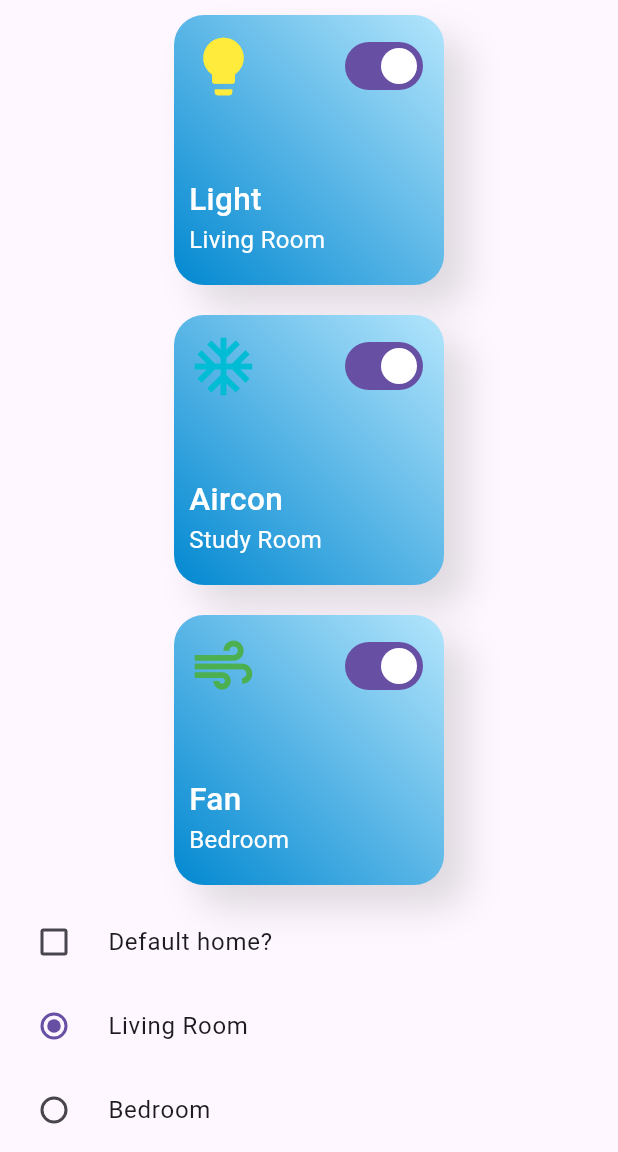
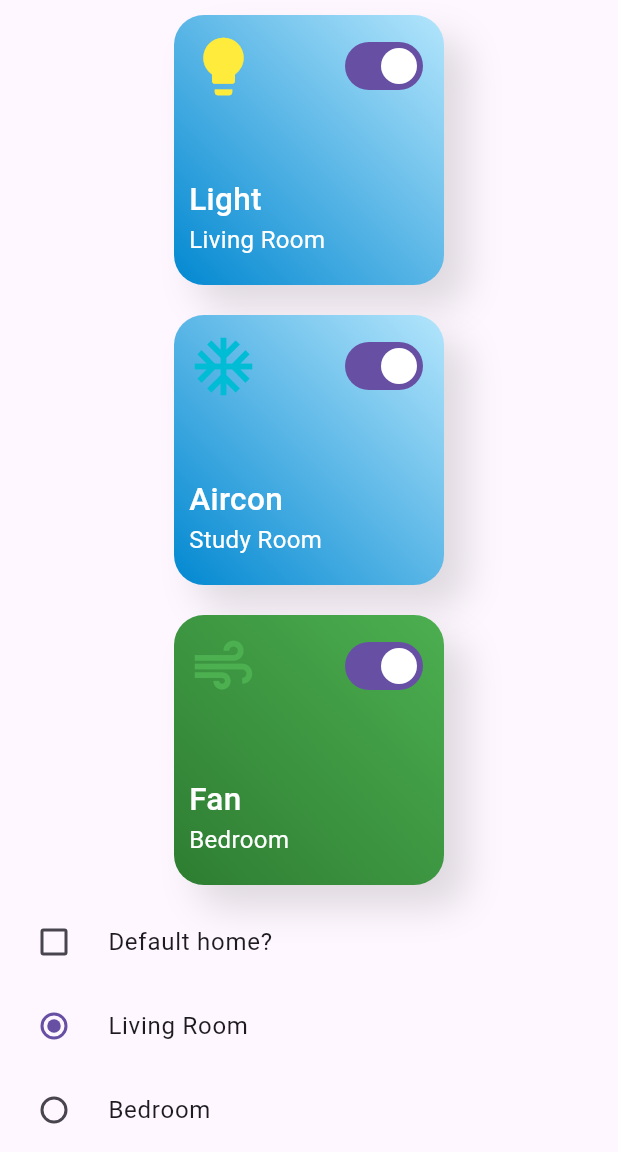
Before and after one commit to zacw-243L/flutter-smart-home-app, a Flutter app: the screen it shows after launch, on a phone screen of 412 x 824 dp, the part 84-1236 px from its top. Run offline on Flutter 3.47's test engine with Material 3 defaults, Android fonts, the phone set to English and light mode, and no system bars.

Commit message:
changed gradient

```diff
--- a/lib/main.dart
+++ b/lib/main.dart
@@ -32,18 +32,30 @@ class _MyAppState extends State<MyApp> {
                   subTitle: 'Living Room',
                   icon: Icons.lightbulb,
                   color: Colors.yellow,
+                  gradientBeginColor: Color(0xffb3e5fc),
+                  gradientEndColor: Color(0xff0288d1),
+                  disabledGradientBeginColor: Color(0xffe0e0e0),
+                  disabledGradientEndColor: Color(0xffc8c8c8),
                 ),
                 const Device(
                   title: 'Aircon',
                   subTitle: 'Study Room',
                   icon: Icons.ac_unit,
                   color: Colors.cyan,
+                  gradientBeginColor: Color(0xffb3e5fc),
+                  gradientEndColor: Color(0xff0288d1),
+                  disabledGradientBeginColor: Color(0xffe0e0e0),
+                  disabledGradientEndColor: Color(0xffc8c8c8),
                 ),
                 const Device(
                   title: 'Fan',
                   subTitle: 'Bedroom',
                   icon: Icons.air,
                   color: Colors.green,
+                  gradientBeginColor: Color(0xff4caf50),
+                  gradientEndColor: Color(0xff2e7d32),
+                  disabledGradientBeginColor: Color(0xffe0e0e0),
+                  disabledGradientEndColor: Color(0xffc8c8c8),
                 ),
                 CheckboxListTile(
                   title: const Text('Default home?'),
@@ -121,12 +133,20 @@ class Device extends StatefulWidget {
     required this.subTitle,
     required this.icon,
     required this.color,
+    required this.gradientBeginColor,
+    required this.gradientEndColor,
+    required this.disabledGradientBeginColor,
+    required this.disabledGradientEndColor,
   });
 
   final String title;
   final String subTitle;
   final IconData icon;
   final Color color;
+  final Color gradientBeginColor;
+  final Color gradientEndColor;
+  final Color disabledGradientBeginColor;
+  final Color disabledGradientEndColor;
 
   @override
   State<Device> createState() => _DeviceState();
@@ -135,20 +155,19 @@ class Device extends StatefulWidget {
 class _DeviceState extends State<Device> {
   bool _isEnabled = true;
 
+  List<Color> get gradientColors {
+    if (_isEnabled) {
+      return [widget.gradientBeginColor, widget.gradientEndColor];
+    } else {
+      return [
+        widget.disabledGradientBeginColor,
+        widget.disabledGradientEndColor
+      ];
+    }
+  }
+
   @override
   Widget build(BuildContext context) {
-    Text(
-      widget.title,
-      style: TextStyle(
-          color: _isEnabled ? Colors.white : Colors.black54,
-          fontSize: 25,
-          fontWeight: FontWeight.w600),
-    );
-    Text(
-      widget.subTitle,
-      style: TextStyle(
-          color: _isEnabled ? Colors.white : Colors.black54, fontSize: 20),
-    );
     return Container(
       height: 180.0,
       width: 180.0,
@@ -156,17 +175,11 @@ class _DeviceState extends State<Device> {
       margin: const EdgeInsets.all(10.0),
       decoration: BoxDecoration(
         borderRadius: BorderRadius.circular(20),
-        gradient: _isEnabled
-            ? const LinearGradient(
-                begin: Alignment.topRight,
-                end: Alignment.bottomLeft,
-                colors: [Color(0xffb3e5fc), Color(0xff0288d1)],
-              )
-            : const LinearGradient(
-                begin: Alignment.topRight,
-                end: Alignment.bottomLeft,
-                colors: [Color(0xffffffff), Color(0xfffaf9f6)],
-              ),
+        gradient: LinearGradient(
+          begin: Alignment.topRight,
+          end: Alignment.bottomLeft,
+          colors: gradientColors,
+        ),
         boxShadow: const <BoxShadow>[
           BoxShadow(
             blurRadius: 20,
```
